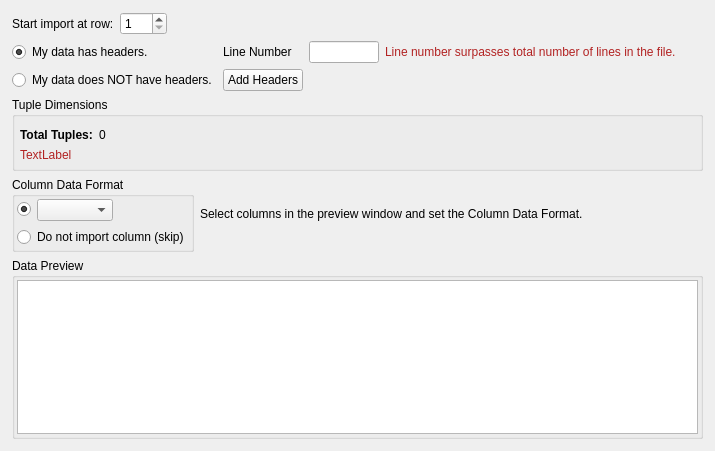
First picture: the form in Source/Plugins/IO/Widgets/ImportASCIIDataWizard/UI_Files/DataFormatPage.ui, repository BlueQuartzSoftware/DREAM3D, before the edit.
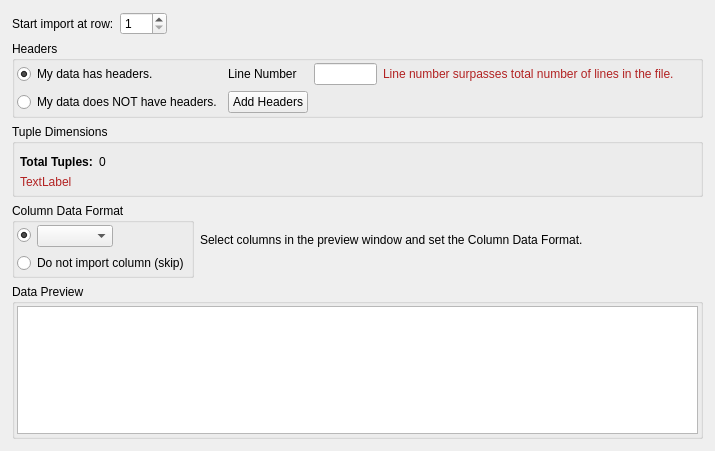
Second picture: the form after the edit. Custom widgets are drawn as their Qt base class.

Commit message: Fixing a bug that allowed the user to deselect both header-related radio buttons.

Patch:
```diff
--- a/Source/Plugins/IO/Widgets/ImportASCIIDataWizard/UI_Files/DataFormatPage.ui
+++ b/Source/Plugins/IO/Widgets/ImportASCIIDataWizard/UI_Files/DataFormatPage.ui
@@ -13,7 +13,7 @@
   <property name="windowTitle">
    <string>WizardPage</string>
   </property>
-  <layout class="QGridLayout" name="gridLayout_4" rowstretch="0,0,0,0,0,0">
+  <layout class="QGridLayout" name="gridLayout_4" rowstretch="0,0,0,0,0">
    <property name="leftMargin">
     <number>12</number>
    </property>
@@ -26,138 +26,119 @@
    <property name="bottomMargin">
     <number>12</number>
    </property>
-   <item row="4" column="1">
+   <item row="2" column="0" colspan="3">
+    <widget class="QGroupBox" name="groupBox">
+     <property name="maximumSize">
+      <size>
+       <width>16777215</width>
+       <height>175</height>
+      </size>
+     </property>
+     <property name="title">
+      <string>Tuple Dimensions</string>
+     </property>
+     <layout class="QGridLayout" name="gridLayout_5">
+      <property name="leftMargin">
+       <number>5</number>
+      </property>
+      <property name="topMargin">
+       <number>5</number>
+      </property>
+      <property name="rightMargin">
+       <number>5</number>
+      </property>
+      <property name="bottomMargin">
+       <number>5</number>
+      </property>
+      <property name="spacing">
+       <number>6</number>
+      </property>
+      <item row="0" column="0" colspan="2">
+       <widget class="TupleTableWidget" name="tupleDimsTable" native="true">
+        <property name="maximumSize">
+         <size>
+          <width>16777215</width>
+          <height>100</height>
+         </size>
+        </property>
+       </widget>
+      </item>
+      <item row="5" column="0" colspan="2">
+       <widget class="QLabel" name="tupleTableErrLabel">
+        <property name="styleSheet">
+         <string notr="true">QLabel { color: FireBrick }</string>
+        </property>
+        <property name="text">
+         <string>TextLabel</string>
+        </property>
+        <property name="wordWrap">
+         <bool>false</bool>
+        </property>
+       </widget>
+      </item>
+      <item row="6" column="0" colspan="2">
+       <spacer name="verticalSpacer">
+        <property name="orientation">
+         <enum>Qt::Vertical</enum>
+        </property>
+        <property name="sizeHint" stdset="0">
+         <size>
+          <width>20</width>
+          <height>40</height>
+         </size>
+        </property>
+       </spacer>
+      </item>
+      <item row="1" column="0" colspan="2">
+       <layout class="QHBoxLayout" name="horizontalLayout_3">
+        <property name="spacing">
+         <number>6</number>
+        </property>
+        <property name="leftMargin">
+         <number>0</number>
+        </property>
+        <property name="topMargin">
+         <number>0</number>
+        </property>
+        <property name="rightMargin">
+         <number>0</number>
+        </property>
+        <property name="bottomMargin">
+         <number>0</number>
+        </property>
+        <item>
+         <widget class="QLabel" name="tupleLabel">
+          <property name="text">
+           <string>&lt;html&gt;&lt;head/&gt;&lt;body&gt;&lt;p&gt;&lt;span style=&quot; font-weight:600;&quot;&gt;Total Tuples:&lt;/span&gt;&lt;/p&gt;&lt;/body&gt;&lt;/html&gt;</string>
+          </property>
+         </widget>
+        </item>
+        <item>
+         <widget class="QLabel" name="tupleCountLabel">
+          <property name="sizePolicy">
+           <sizepolicy hsizetype="Expanding" vsizetype="Preferred">
+            <horstretch>0</horstretch>
+            <verstretch>0</verstretch>
+           </sizepolicy>
+          </property>
+          <property name="text">
+           <string>0</string>
+          </property>
+         </widget>
+        </item>
+       </layout>
+      </item>
+     </layout>
+    </widget>
+   </item>
+   <item row="3" column="1">
     <widget class="QLabel" name="label">
      <property name="text">
       <string>&lt;html&gt;&lt;head/&gt;&lt;body&gt;&lt;p&gt;Select columns in the preview window and set the Column Data Format.&lt;/p&gt;&lt;/body&gt;&lt;/html&gt;</string>
      </property>
     </widget>
    </item>
-   <item row="1" column="0" colspan="3">
-    <layout class="QGridLayout" name="gridLayout">
-     <property name="bottomMargin">
-      <number>0</number>
-     </property>
-     <property name="spacing">
-      <number>6</number>
-     </property>
-     <item row="0" column="2">
-      <widget class="QLabel" name="lineNumberLabel">
-       <property name="text">
-        <string>Line Number</string>
-       </property>
-      </widget>
-     </item>
-     <item row="0" column="0" colspan="2">
-      <widget class="QRadioButton" name="hasHeadersRadio">
-       <property name="text">
-        <string>My data has headers.</string>
-       </property>
-       <property name="checked">
-        <bool>true</bool>
-       </property>
-      </widget>
-     </item>
-     <item row="1" column="0" colspan="2">
-      <widget class="QRadioButton" name="doesNotHaveHeadersRadio">
-       <property name="text">
-        <string>My data does NOT have headers.</string>
-       </property>
-      </widget>
-     </item>
-     <item row="1" column="2">
-      <widget class="QPushButton" name="addHeadersBtn">
-       <property name="text">
-        <string>Add Headers</string>
-       </property>
-      </widget>
-     </item>
-     <item row="0" column="3" colspan="2">
-      <widget class="QLineEdit" name="headersIndexLineEdit">
-       <property name="text">
-        <string/>
-       </property>
-       <property name="placeholderText">
-        <string/>
-       </property>
-      </widget>
-     </item>
-     <item row="0" column="8">
-      <spacer name="horizontalSpacer_2">
-       <property name="orientation">
-        <enum>Qt::Horizontal</enum>
-       </property>
-       <property name="sizeHint" stdset="0">
-        <size>
-         <width>40</width>
-         <height>20</height>
-        </size>
-       </property>
-      </spacer>
-     </item>
-     <item row="0" column="5" colspan="3">
-      <widget class="QLabel" name="lineNumErrLabel">
-       <property name="styleSheet">
-        <string notr="true">QLabel { color: FireBrick }</string>
-       </property>
-       <property name="text">
-        <string>Line number surpasses total number of lines in the file.</string>
-       </property>
-       <property name="wordWrap">
-        <bool>false</bool>
-       </property>
-      </widget>
-     </item>
-     <item row="1" column="3" colspan="6">
-      <spacer name="horizontalSpacer">
-       <property name="orientation">
-        <enum>Qt::Horizontal</enum>
-       </property>
-       <property name="sizeHint" stdset="0">
-        <size>
-         <width>40</width>
-         <height>20</height>
-        </size>
-       </property>
-      </spacer>
-     </item>
-    </layout>
-   </item>
-   <item row="0" column="0" colspan="3">
-    <layout class="QHBoxLayout" name="horizontalLayout">
-     <item>
-      <widget class="QLabel" name="label_7">
-       <property name="text">
-        <string>Start import at row:</string>
-       </property>
-      </widget>
-     </item>
-     <item>
-      <widget class="QSpinBox" name="startRowSpin">
-       <property name="minimum">
-        <number>1</number>
-       </property>
-       <property name="maximum">
-        <number>200</number>
-       </property>
-      </widget>
-     </item>
-     <item>
-      <spacer name="horizontalSpacer_4">
-       <property name="orientation">
-        <enum>Qt::Horizontal</enum>
-       </property>
-       <property name="sizeHint" stdset="0">
-        <size>
-         <width>458</width>
-         <height>20</height>
-        </size>
-       </property>
-      </spacer>
-     </item>
-    </layout>
-   </item>
-   <item row="5" column="0" colspan="3">
+   <item row="4" column="0" colspan="3">
     <widget class="QGroupBox" name="groupBox_2">
      <property name="title">
       <string>Data Preview</string>
@@ -194,7 +175,7 @@
      </layout>
     </widget>
    </item>
-   <item row="4" column="0">
+   <item row="3" column="0">
     <widget class="QGroupBox" name="columnDataGroupBox">
      <property name="title">
       <string>Column Data Format</string>
@@ -280,105 +261,145 @@
      </layout>
     </widget>
    </item>
-   <item row="3" column="0" colspan="3">
-    <widget class="QGroupBox" name="groupBox">
-     <property name="maximumSize">
+   <item row="0" column="0" colspan="3">
+    <layout class="QHBoxLayout" name="horizontalLayout">
+     <item>
+      <widget class="QLabel" name="label_7">
+       <property name="text">
+        <string>Start import at row:</string>
+       </property>
+      </widget>
+     </item>
+     <item>
+      <widget class="QSpinBox" name="startRowSpin">
+       <property name="minimum">
+        <number>1</number>
+       </property>
+       <property name="maximum">
+        <number>200</number>
+       </property>
+      </widget>
+     </item>
+     <item>
+      <spacer name="horizontalSpacer_4">
+       <property name="orientation">
+        <enum>Qt::Horizontal</enum>
+       </property>
+       <property name="sizeHint" stdset="0">
       <size>
-       <width>16777215</width>
-       <height>175</height>
-      </size>
-     </property>
+         <width>458</width>
+         <height>20</height>
+        </size>
+       </property>
+      </spacer>
+     </item>
+    </layout>
+   </item>
+   <item row="1" column="0" colspan="3">
+    <widget class="QGroupBox" name="groupBox_3">
      <property name="title">
-      <string>Tuple Dimensions</string>
+      <string>Headers</string>
      </property>
-     <layout class="QGridLayout" name="gridLayout_5">
+     <layout class="QGridLayout" name="gridLayout_6">
       <property name="leftMargin">
-       <number>5</number>
+       <number>2</number>
       </property>
       <property name="topMargin">
-       <number>5</number>
+       <number>2</number>
       </property>
       <property name="rightMargin">
-       <number>5</number>
+       <number>2</number>
       </property>
       <property name="bottomMargin">
-       <number>5</number>
+       <number>2</number>
+      </property>
+      <item row="0" column="0">
+       <layout class="QGridLayout" name="gridLayout">
+        <property name="bottomMargin">
+         <number>0</number>
       </property>
       <property name="spacing">
        <number>6</number>
       </property>
+        <item row="0" column="2">
+         <widget class="QLabel" name="lineNumberLabel">
+          <property name="text">
+           <string>Line Number</string>
+          </property>
+         </widget>
+        </item>
       <item row="0" column="0" colspan="2">
-       <widget class="TupleTableWidget" name="tupleDimsTable" native="true">
-        <property name="maximumSize">
+         <widget class="QRadioButton" name="hasHeadersRadio">
+          <property name="text">
+           <string>My data has headers.</string>
+          </property>
+          <property name="checked">
+           <bool>true</bool>
+          </property>
+         </widget>
+        </item>
+        <item row="1" column="0" colspan="2">
+         <widget class="QRadioButton" name="doesNotHaveHeadersRadio">
+          <property name="text">
+           <string>My data does NOT have headers.</string>
+          </property>
+         </widget>
+        </item>
+        <item row="1" column="2">
+         <widget class="QPushButton" name="addHeadersBtn">
+          <property name="text">
+           <string>Add Headers</string>
+          </property>
+         </widget>
+        </item>
+        <item row="0" column="3" colspan="2">
+         <widget class="QLineEdit" name="headersIndexLineEdit">
+          <property name="text">
+           <string/>
+          </property>
+          <property name="placeholderText">
+           <string/>
+          </property>
+         </widget>
+        </item>
+        <item row="0" column="8">
+         <spacer name="horizontalSpacer_2">
+          <property name="orientation">
+           <enum>Qt::Horizontal</enum>
+          </property>
+          <property name="sizeHint" stdset="0">
          <size>
-          <width>16777215</width>
-          <height>100</height>
-         </size>
-        </property>
-       </widget>
-      </item>
-      <item row="5" column="0" colspan="2">
-       <widget class="QLabel" name="tupleTableErrLabel">
+            <width>40</width>
+            <height>20</height>
+           </size>
+          </property>
+         </spacer>
+        </item>
+        <item row="0" column="5" colspan="3">
+         <widget class="QLabel" name="lineNumErrLabel">
         <property name="styleSheet">
          <string notr="true">QLabel { color: FireBrick }</string>
         </property>
         <property name="text">
-         <string>TextLabel</string>
+           <string>Line number surpasses total number of lines in the file.</string>
         </property>
         <property name="wordWrap">
          <bool>false</bool>
         </property>
        </widget>
       </item>
-      <item row="6" column="0" colspan="2">
-       <spacer name="verticalSpacer">
+        <item row="1" column="3" colspan="6">
+         <spacer name="horizontalSpacer">
         <property name="orientation">
-         <enum>Qt::Vertical</enum>
+           <enum>Qt::Horizontal</enum>
         </property>
         <property name="sizeHint" stdset="0">
          <size>
-          <width>20</width>
-          <height>40</height>
+            <width>40</width>
+            <height>20</height>
          </size>
         </property>
        </spacer>
-      </item>
-      <item row="1" column="0" colspan="2">
-       <layout class="QHBoxLayout" name="horizontalLayout_3">
-        <property name="spacing">
-         <number>6</number>
-        </property>
-        <property name="leftMargin">
-         <number>0</number>
-        </property>
-        <property name="topMargin">
-         <number>0</number>
-        </property>
-        <property name="rightMargin">
-         <number>0</number>
-        </property>
-        <property name="bottomMargin">
-         <number>0</number>
-        </property>
-        <item>
-         <widget class="QLabel" name="tupleLabel">
-          <property name="text">
-           <string>&lt;html&gt;&lt;head/&gt;&lt;body&gt;&lt;p&gt;&lt;span style=&quot; font-weight:600;&quot;&gt;Total Tuples:&lt;/span&gt;&lt;/p&gt;&lt;/body&gt;&lt;/html&gt;</string>
-          </property>
-         </widget>
-        </item>
-        <item>
-         <widget class="QLabel" name="tupleCountLabel">
-          <property name="sizePolicy">
-           <sizepolicy hsizetype="Expanding" vsizetype="Preferred">
-            <horstretch>0</horstretch>
-            <verstretch>0</verstretch>
-           </sizepolicy>
-          </property>
-          <property name="text">
-           <string>0</string>
-          </property>
-         </widget>
         </item>
        </layout>
       </item>
```
Lines whose indentation alone changed are shown as unchanged.
